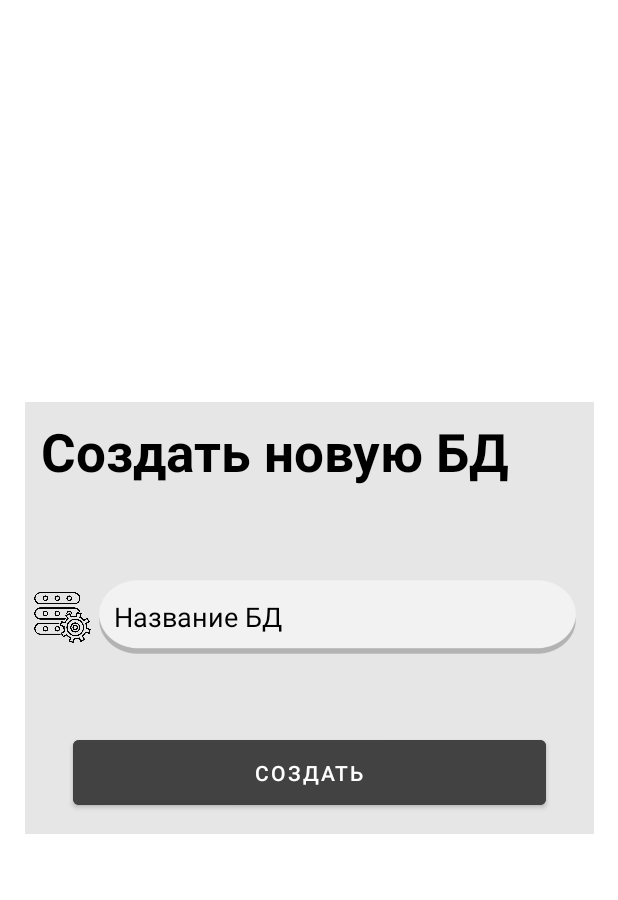
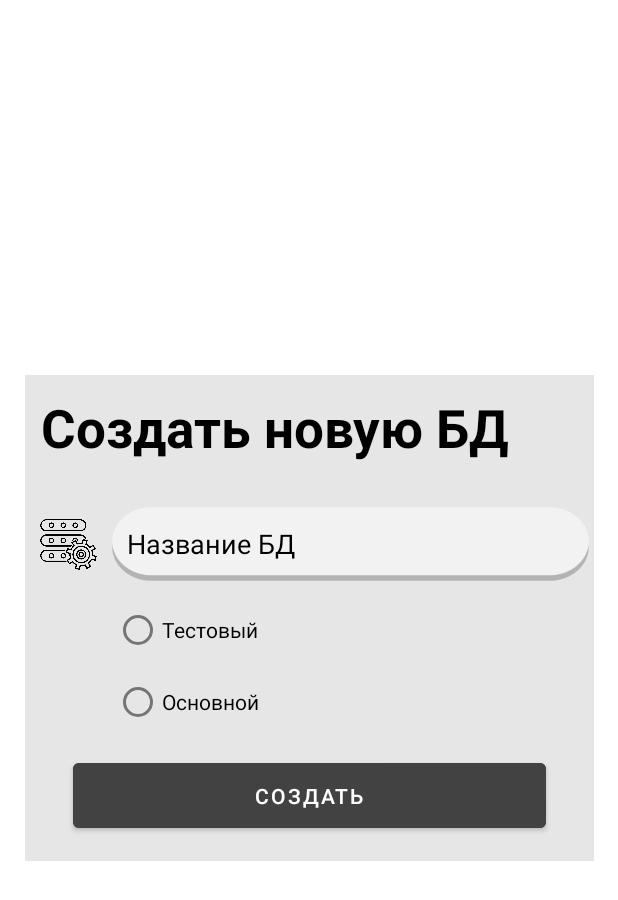
Before and after one commit to Sla1mer/it-hakaton, an Android app: the AddDBForAdminActivity screen opened directly, with no data from a screen before it, on a phone screen of 412 x 824 dp. Shown: the top 900 px of the screen. Run offline under Robolectric (Android 15) with nearby library versions, the phone set to English and light mode, and no system bars.

Commit message:
radiobtns

```diff
--- a/app/src/main/res/layout/activity_add_d_b_for_admin.xml
+++ b/app/src/main/res/layout/activity_add_d_b_for_admin.xml
@@ -9,7 +9,7 @@
 
     <androidx.constraintlayout.widget.ConstraintLayout
         android:layout_width="379dp"
-        android:layout_height="288dp"
+        android:layout_height="324dp"
         android:background="@drawable/bg"
         app:layout_constraintBottom_toBottomOf="parent"
         app:layout_constraintEnd_toEndOf="parent"
@@ -44,10 +44,10 @@
             android:textColorHint="#000"
             app:layout_constraintBottom_toBottomOf="parent"
             app:layout_constraintEnd_toEndOf="parent"
-            app:layout_constraintHorizontal_bias="0.803"
+            app:layout_constraintHorizontal_bias="0.95"
             app:layout_constraintStart_toStartOf="parent"
             app:layout_constraintTop_toTopOf="parent"
-            app:layout_constraintVertical_bias="0.497" />
+            app:layout_constraintVertical_bias="0.32" />
 
         <ImageView
             android:layout_width="50dp"
@@ -68,7 +68,31 @@
             app:layout_constraintEnd_toEndOf="parent"
             app:layout_constraintStart_toStartOf="parent"
             app:layout_constraintTop_toBottomOf="@+id/name_db"
-            app:layout_constraintVertical_bias="0.789" />
+            app:layout_constraintVertical_bias="0.878" />
+
+        <RadioGroup
+            android:layout_width="wrap_content"
+            android:layout_height="wrap_content"
+            app:layout_constraintBottom_toBottomOf="parent"
+            app:layout_constraintEnd_toEndOf="parent"
+            app:layout_constraintHorizontal_bias="0.211"
+            app:layout_constraintStart_toStartOf="parent"
+            app:layout_constraintTop_toBottomOf="@+id/name_db"
+            app:layout_constraintVertical_bias="0.097">
+
+            <RadioButton
+                android:id="@+id/testBtn"
+                android:layout_width="wrap_content"
+                android:layout_height="wrap_content"
+                android:text="Тестовый" />
+
+            <RadioButton
+                android:id="@+id/mainBtn"
+                android:layout_width="wrap_content"
+                android:layout_height="wrap_content"
+                android:text="Основной" />
+
+        </RadioGroup>
 
     </androidx.constraintlayout.widget.ConstraintLayout>
 
```
Also changed, not shown: app/src/main/res/layout/activity_list_of_d_b.xml (+21 -1 lines), app/src/main/res/layout/activity_list_of_d_b_for_admin.xml (+22 -0 lines).
